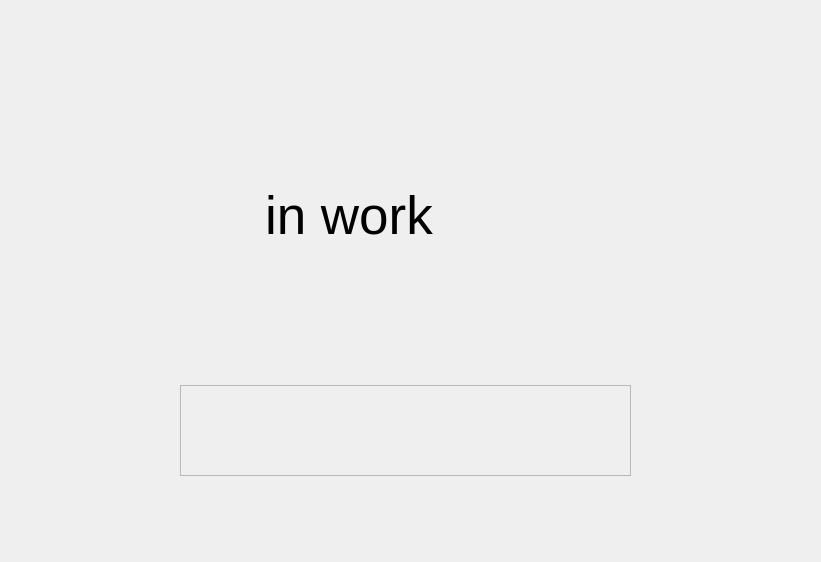
hydrogen-music/hydrogen, file gui/src/SampleEditor/SampleEditor_UI.ui: the form before one commit.
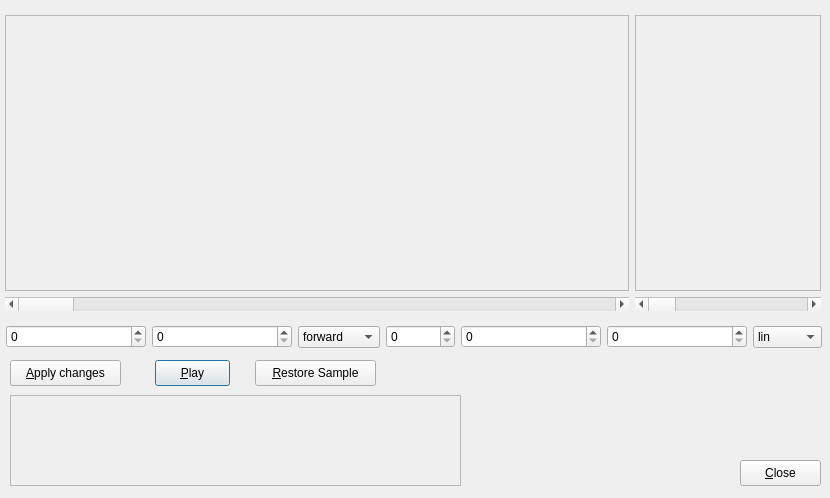
The form after the commit.

```diff
--- a/gui/src/SampleEditor/SampleEditor_UI.ui
+++ b/gui/src/SampleEditor/SampleEditor_UI.ui
@@ -5,8 +5,8 @@
    <rect>
     <x>0</x>
     <y>0</y>
-    <width>821</width>
-    <height>562</height>
+    <width>830</width>
+    <height>498</height>
    </rect>
   </property>
   <property name="windowTitle" >
@@ -15,8 +15,8 @@
   <widget class="QFrame" name="waveformview" >
    <property name="geometry" >
     <rect>
-     <x>180</x>
-     <y>385</y>
+     <x>10</x>
+     <y>395</y>
      <width>451</width>
      <height>91</height>
     </rect>
@@ -28,24 +28,260 @@
     <enum>QFrame::Raised</enum>
    </property>
   </widget>
-  <widget class="QLabel" name="label" >
+  <widget class="QPushButton" name="PlayButton" >
    <property name="geometry" >
     <rect>
-     <x>265</x>
-     <y>185</y>
-     <width>526</width>
-     <height>61</height>
+     <x>155</x>
+     <y>360</y>
+     <width>75</width>
+     <height>26</height>
     </rect>
    </property>
-   <property name="font" >
-    <font>
-     <pointsize>40</pointsize>
-    </font>
+   <property name="text" >
+    <string>&amp;Play</string>
    </property>
+  </widget>
+  <widget class="QPushButton" name="RestoreSamplePushButton" >
+   <property name="geometry" >
+    <rect>
+     <x>255</x>
+     <y>360</y>
+     <width>121</width>
+     <height>26</height>
+    </rect>
+   </property>
    <property name="text" >
-    <string>in work</string>
+    <string>&amp;Restore Sample</string>
    </property>
   </widget>
+  <widget class="QPushButton" name="ApplyChangesPushButton" >
+   <property name="geometry" >
+    <rect>
+     <x>10</x>
+     <y>360</y>
+     <width>111</width>
+     <height>26</height>
+    </rect>
+   </property>
+   <property name="text" >
+    <string>&amp;Apply changes</string>
+   </property>
+  </widget>
+  <widget class="QPushButton" name="ClosePushButton" >
+   <property name="geometry" >
+    <rect>
+     <x>740</x>
+     <y>460</y>
+     <width>81</width>
+     <height>26</height>
+    </rect>
+   </property>
+   <property name="text" >
+    <string>&amp;Close</string>
+   </property>
+  </widget>
+  <widget class="QWidget" name="layoutWidget" >
+   <property name="geometry" >
+    <rect>
+     <x>5</x>
+     <y>15</y>
+     <width>816</width>
+     <height>296</height>
+    </rect>
+   </property>
+   <layout class="QGridLayout" name="gridLayout" >
+    <item row="0" column="0" >
+     <layout class="QVBoxLayout" name="verticalLayout" >
+      <item>
+       <widget class="QFrame" name="mainSampleview" >
+        <property name="minimumSize" >
+         <size>
+          <width>624</width>
+          <height>0</height>
+         </size>
+        </property>
+        <property name="frameShape" >
+         <enum>QFrame::StyledPanel</enum>
+        </property>
+        <property name="frameShadow" >
+         <enum>QFrame::Raised</enum>
+        </property>
+       </widget>
+      </item>
+      <item>
+       <widget class="QScrollBar" name="mainSampleHScrollBar" >
+        <property name="orientation" >
+         <enum>Qt::Horizontal</enum>
+        </property>
+       </widget>
+      </item>
+     </layout>
+    </item>
+    <item row="0" column="1" >
+     <layout class="QVBoxLayout" name="verticalLayout_2" >
+      <item>
+       <widget class="QFrame" name="mainSampleAdjustView" >
+        <property name="frameShape" >
+         <enum>QFrame::StyledPanel</enum>
+        </property>
+        <property name="frameShadow" >
+         <enum>QFrame::Raised</enum>
+        </property>
+       </widget>
+      </item>
+      <item>
+       <widget class="QScrollBar" name="mainSampleAdjustHScrollBar" >
+        <property name="orientation" >
+         <enum>Qt::Horizontal</enum>
+        </property>
+       </widget>
+      </item>
+     </layout>
+    </item>
+   </layout>
+  </widget>
+  <widget class="QWidget" name="layoutWidget" >
+   <property name="geometry" >
+    <rect>
+     <x>6</x>
+     <y>325</y>
+     <width>816</width>
+     <height>24</height>
+    </rect>
+   </property>
+   <layout class="QHBoxLayout" name="horizontalLayout" >
+    <item>
+     <widget class="QSpinBox" name="StartFrameSpinBox" >
+      <property name="minimumSize" >
+       <size>
+        <width>140</width>
+        <height>0</height>
+       </size>
+      </property>
+      <property name="toolTip" >
+       <string>Adjust sample start frame</string>
+      </property>
+      <property name="maximum" >
+       <number>1000000000</number>
+      </property>
+     </widget>
+    </item>
+    <item>
+     <widget class="QSpinBox" name="LoopFrameSpinBox" >
+      <property name="minimumSize" >
+       <size>
+        <width>140</width>
+        <height>0</height>
+       </size>
+      </property>
+      <property name="toolTip" >
+       <string>Adjust sample loop begin frame</string>
+      </property>
+      <property name="maximum" >
+       <number>1000000000</number>
+      </property>
+     </widget>
+    </item>
+    <item>
+     <widget class="QComboBox" name="ProcessingTypeComboBox" >
+      <property name="minimumSize" >
+       <size>
+        <width>82</width>
+        <height>0</height>
+       </size>
+      </property>
+      <property name="toolTip" >
+       <string>set processing</string>
+      </property>
+      <item>
+       <property name="text" >
+        <string>forward</string>
+       </property>
+      </item>
+      <item>
+       <property name="text" >
+        <string>reverse</string>
+       </property>
+      </item>
+      <item>
+       <property name="text" >
+        <string>pingpong</string>
+       </property>
+      </item>
+     </widget>
+    </item>
+    <item>
+     <widget class="QSpinBox" name="LoopCountSpinBox" >
+      <property name="minimumSize" >
+       <size>
+        <width>60</width>
+        <height>0</height>
+       </size>
+      </property>
+      <property name="toolTip" >
+       <string>loops</string>
+      </property>
+      <property name="maximum" >
+       <number>10000</number>
+      </property>
+     </widget>
+    </item>
+    <item>
+     <widget class="QSpinBox" name="EndFrameSpinBox" >
+      <property name="minimumSize" >
+       <size>
+        <width>140</width>
+        <height>0</height>
+       </size>
+      </property>
+      <property name="toolTip" >
+       <string>Adjust sample end &amp; loop end frame</string>
+      </property>
+      <property name="maximum" >
+       <number>1000000000</number>
+      </property>
+     </widget>
+    </item>
+    <item>
+     <widget class="QSpinBox" name="FadeOutFrameSpinBox" >
+      <property name="minimumSize" >
+       <size>
+        <width>140</width>
+        <height>0</height>
+       </size>
+      </property>
+      <property name="toolTip" >
+       <string>Adjust fade-out start frame</string>
+      </property>
+      <property name="maximum" >
+       <number>1000000000</number>
+      </property>
+     </widget>
+    </item>
+    <item>
+     <widget class="QComboBox" name="comboBox" >
+      <property name="toolTip" >
+       <string>fade-out type</string>
+      </property>
+      <item>
+       <property name="text" >
+        <string>lin</string>
+       </property>
+      </item>
+      <item>
+       <property name="text" >
+        <string>log</string>
+       </property>
+      </item>
+      <item>
+       <property name="text" >
+        <string>rev log</string>
+       </property>
+      </item>
+     </widget>
+    </item>
+   </layout>
+  </widget>
  </widget>
  <resources/>
  <connections/>
```
Left out of the diff: 15 changed lines with no effect on the pictures.
